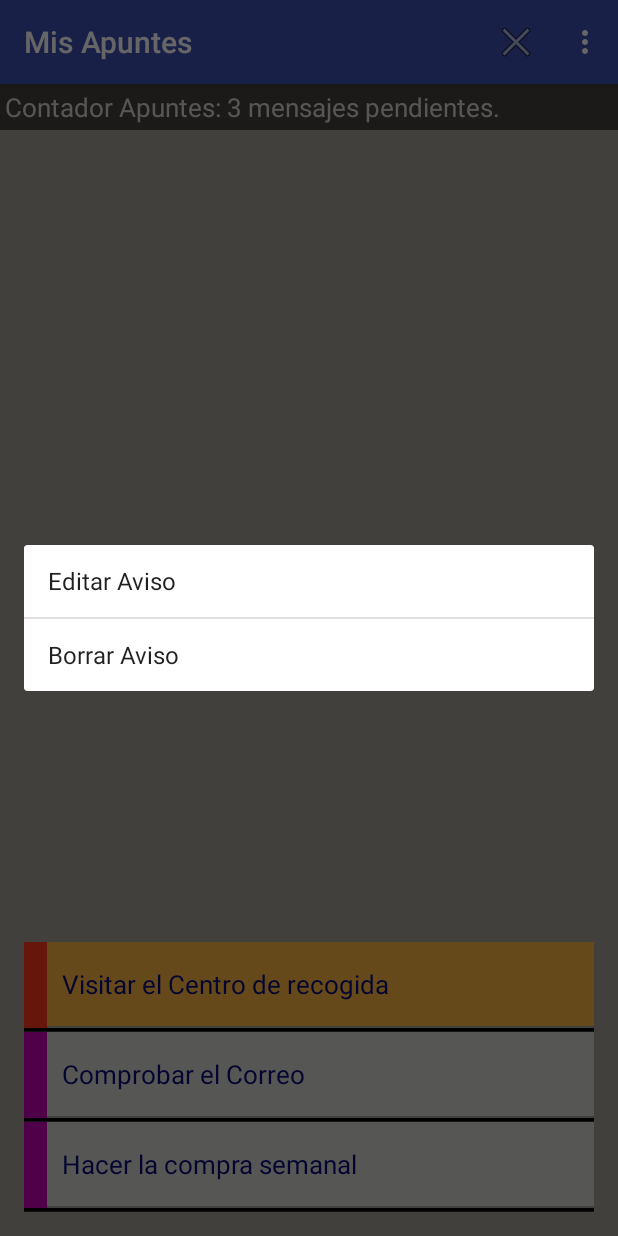
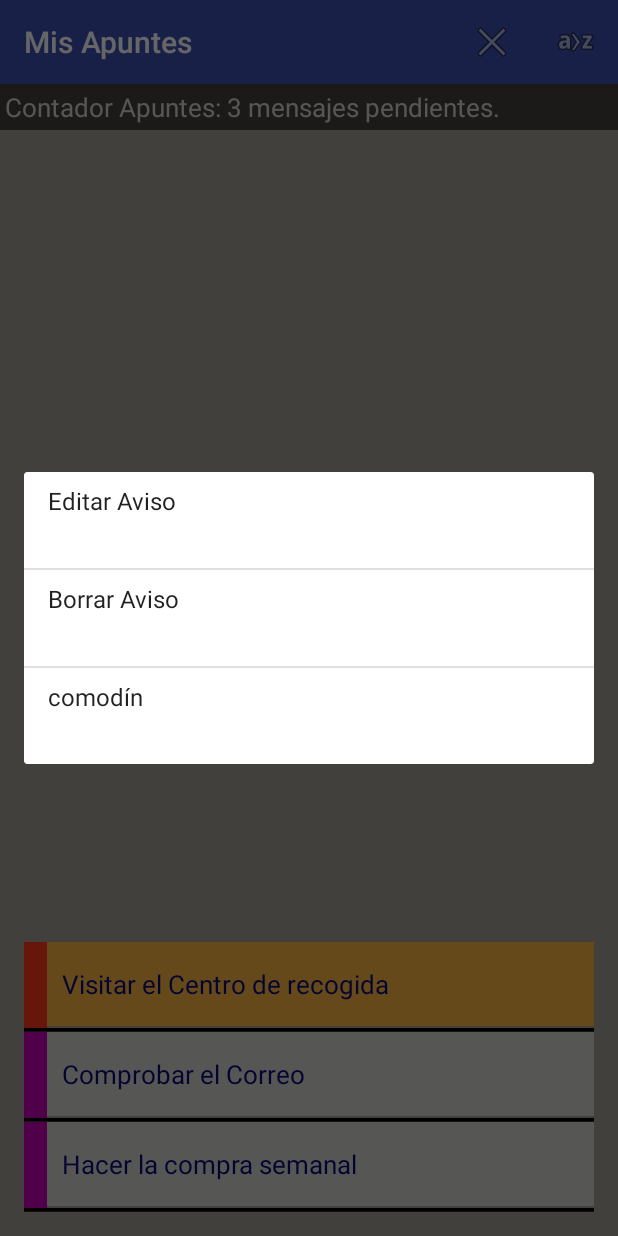
Before and after one commit to Diegobalay1/MisApuntes, an Android app: the screen it shows after launch (ApuntesActivity), after a tap on "Visitar el Centro de recogida", on a phone screen of 412 x 824 dp. Run offline under Robolectric (Android 15) with nearby library versions, the phone set to English and light mode, and no system bars.

Commit message:
Orientación de la aplicación fija en Vertical y puesto Icono en Nuevo Apunte

```diff
--- a/app/src/main/AndroidManifest.xml
+++ b/app/src/main/AndroidManifest.xml
@@ -11,6 +11,7 @@
         <activity
             android:name=".ApuntesActivity"
             android:label="@string/app_name"
+            android:screenOrientation="portrait"
             android:theme="@style/AppTheme">
             <intent-filter>
                 <action android:name="android.intent.action.MAIN"/>
--- a/app/src/main/java/es/diego3l/misapuntes/ApuntesActivity.java
+++ b/app/src/main/java/es/diego3l/misapuntes/ApuntesActivity.java
@@ -111,9 +111,9 @@ public class ApuntesActivity extends AppCompatActivity {
             public void onItemClick(AdapterView<?> parent, View view, final int masterListPosition, long id) {
                 AlertDialog.Builder builder = new AlertDialog.Builder(ApuntesActivity.this);
                 ListView modeListView = new ListView(ApuntesActivity.this);
-                String[] modes = new String[] { "Editar Aviso", "Borrar Aviso"};
+                String[] modes = new String[] { "Editar Aviso", "Borrar Aviso", "comodín"};
                 ArrayAdapter<String> modeAdapter = new ArrayAdapter<String>(ApuntesActivity.this,
-                        android.R.layout.simple_list_item_1, android.R.id.text1, modes);
+                        android.R.layout.simple_list_item_2, android.R.id.text1, modes);
                 modeListView.setAdapter(modeAdapter);
                 builder.setView(modeListView);
                 final Dialog dialog = builder.create();
--- a/app/src/main/res/menu/menu_apuntes.xml
+++ b/app/src/main/res/menu/menu_apuntes.xml
@@ -6,7 +6,8 @@
         android:id="@+id/action_nuevo"
         android:orderInCategory="100"
         android:title="@string/nuevo_aviso"
-        app:showAsAction="never"/>
+        android:icon="@android:drawable/ic_menu_sort_alphabetically"
+        app:showAsAction="ifRoom"/>
 
     <item
         android:id="@+id/action_salir"
```
